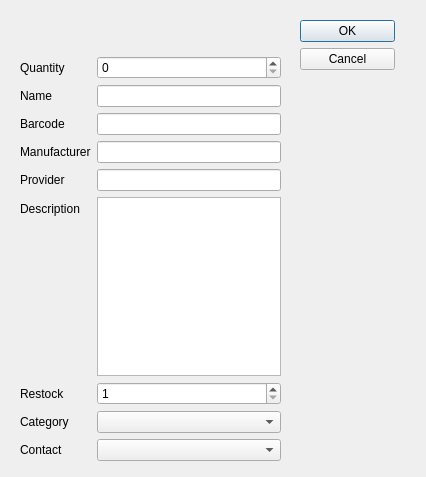
Qt form application/QtSquid/QtSquid/Creation.ui (TrueAbastien/StageQApp) before a commit.
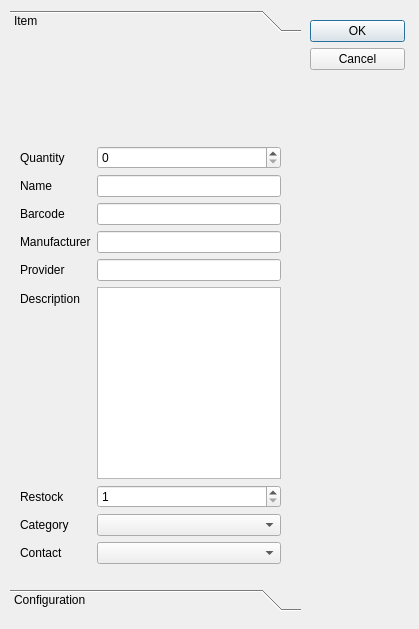
The same form after that commit. The open tabs and pages were chosen to show the change.

Commit message: Creation Page System

Patch:
```diff
--- a/application/QtSquid/QtSquid/Creation.ui
+++ b/application/QtSquid/QtSquid/Creation.ui
@@ -6,8 +6,8 @@
    <rect>
     <x>0</x>
     <y>0</y>
-    <width>426</width>
-    <height>477</height>
+    <width>419</width>
+    <height>629</height>
    </rect>
   </property>
   <property name="windowTitle">
@@ -16,13 +16,13 @@
   <widget class="QWidget" name="layoutWidget">
    <property name="geometry">
     <rect>
-     <x>300</x>
+     <x>310</x>
      <y>20</y>
      <width>95</width>
      <height>106</height>
     </rect>
    </property>
-   <layout class="QVBoxLayout" name="VLayout_1">
+   <layout class="QVBoxLayout" name="VLayout_0">
     <property name="spacing">
      <number>6</number>
     </property>
@@ -67,18 +67,42 @@
     </item>
    </layout>
   </widget>
-  <widget class="QWidget" name="verticalLayoutWidget">
+  <widget class="QToolBox" name="pagination">
    <property name="geometry">
     <rect>
-     <x>20</x>
+     <x>10</x>
      <y>10</y>
+     <width>291</width>
+     <height>601</height>
+    </rect>
+   </property>
+   <property name="currentIndex">
+    <number>1</number>
+   </property>
+   <widget class="QWidget" name="Item">
+    <property name="geometry">
+     <rect>
+      <x>0</x>
+      <y>0</y>
+      <width>291</width>
+      <height>539</height>
+     </rect>
+    </property>
+    <attribute name="label">
+     <string>Item</string>
+    </attribute>
+    <widget class="QWidget" name="verticalLayoutWidget">
+     <property name="geometry">
+      <rect>
+       <x>10</x>
+       <y>0</y>
      <width>261</width>
-     <height>451</height>
-    </rect>
-   </property>
-   <layout class="QVBoxLayout" name="VLayout_2">
+       <height>526</height>
+      </rect>
+     </property>
+     <layout class="QVBoxLayout" name="VLayout_1">
     <item>
-     <widget class="QLabel" name="outputLabel">
+       <widget class="QLabel" name="item_outputLabel">
       <property name="text">
        <string>&lt;html&gt;&lt;head/&gt;&lt;body&gt;&lt;p&gt;&lt;span style=&quot; font-weight:600; color:#c5220d;&quot;&gt;&lt;/span&gt;&lt;/p&gt;&lt;/body&gt;&lt;/html&gt;</string>
       </property>
@@ -98,104 +122,119 @@
      </spacer>
     </item>
     <item>
-     <layout class="QFormLayout" name="FLayout_2_1">
+       <layout class="QFormLayout" name="FLayout_1_1">
+        <item row="1" column="0">
+         <widget class="QLabel" name="item_form_quantityLabel">
+          <property name="text">
+           <string>Quantity</string>
+          </property>
+         </widget>
+        </item>
+        <item row="1" column="1">
+         <widget class="QSpinBox" name="item_form_quantitySpinbox"/>
+        </item>
       <item row="2" column="0">
-       <widget class="QLabel" name="form_nameLabel">
+         <widget class="QLabel" name="item_form_nameLabel">
         <property name="text">
          <string>Name</string>
         </property>
        </widget>
       </item>
+        <item row="2" column="1">
+         <widget class="QLineEdit" name="item_form_nameEdit"/>
+        </item>
       <item row="3" column="0">
-       <widget class="QLabel" name="form_barcodeLabel">
+         <widget class="QLabel" name="item_form_barcodeLabel">
         <property name="text">
          <string>Barcode</string>
         </property>
        </widget>
       </item>
+        <item row="3" column="1">
+         <widget class="QLineEdit" name="item_form_barcodeEdit"/>
+        </item>
       <item row="4" column="0">
-       <widget class="QLabel" name="form_manufacturerLabel">
+         <widget class="QLabel" name="item_form_manufacturerLabel">
         <property name="text">
          <string>Manufacturer</string>
         </property>
        </widget>
       </item>
+        <item row="4" column="1">
+         <widget class="QLineEdit" name="item_form_manufacturerEdit"/>
+        </item>
       <item row="5" column="0">
-       <widget class="QLabel" name="form_providerLabel">
+         <widget class="QLabel" name="item_form_providerLabel">
         <property name="text">
          <string>Provider</string>
         </property>
        </widget>
       </item>
+        <item row="5" column="1">
+         <widget class="QLineEdit" name="item_form_providerEdit"/>
+        </item>
       <item row="6" column="0">
-       <widget class="QLabel" name="form_descriptionLabel">
+         <widget class="QLabel" name="item_form_descriptionLabel">
         <property name="text">
          <string>Description</string>
         </property>
        </widget>
       </item>
+        <item row="6" column="1">
+         <widget class="QTextEdit" name="item_form_descriptionEdit"/>
+        </item>
       <item row="7" column="0">
-       <widget class="QLabel" name="form_restockLabel">
+         <widget class="QLabel" name="item_form_restockLabel">
         <property name="text">
          <string>Restock</string>
         </property>
        </widget>
       </item>
+        <item row="7" column="1">
+         <widget class="QSpinBox" name="item_form_restockSpinbox">
+          <property name="minimum">
+           <number>1</number>
+          </property>
+         </widget>
+        </item>
       <item row="8" column="0">
-       <widget class="QLabel" name="form_categoryLabel">
+         <widget class="QLabel" name="item_form_categoryLabel">
         <property name="text">
          <string>Category</string>
         </property>
        </widget>
       </item>
+        <item row="8" column="1">
+         <widget class="QComboBox" name="item_form_categoryCB"/>
+        </item>
       <item row="9" column="0">
-       <widget class="QLabel" name="form_contactLabel">
+         <widget class="QLabel" name="item_form_contactLabel">
         <property name="text">
          <string>Contact</string>
         </property>
        </widget>
       </item>
-      <item row="2" column="1">
-       <widget class="QLineEdit" name="form_nameEdit"/>
-      </item>
-      <item row="3" column="1">
-       <widget class="QLineEdit" name="form_barcodeEdit"/>
-      </item>
-      <item row="4" column="1">
-       <widget class="QLineEdit" name="form_manufacturerEdit"/>
-      </item>
-      <item row="5" column="1">
-       <widget class="QLineEdit" name="form_providerEdit"/>
-      </item>
-      <item row="6" column="1">
-       <widget class="QTextEdit" name="form_descriptionEdit"/>
-      </item>
-      <item row="7" column="1">
-       <widget class="QSpinBox" name="form_restockSpinbox">
-        <property name="minimum">
-         <number>1</number>
-        </property>
-       </widget>
-      </item>
-      <item row="8" column="1">
-       <widget class="QComboBox" name="form_categoryCB"/>
-      </item>
       <item row="9" column="1">
-       <widget class="QComboBox" name="form_contactCB"/>
-      </item>
-      <item row="1" column="1">
-       <widget class="QSpinBox" name="form_quantitySpinbox"/>
+         <widget class="QComboBox" name="item_form_contactCB"/>
+        </item>
+       </layout>
       </item>
-      <item row="1" column="0">
-       <widget class="QLabel" name="form_quantityLabel">
-        <property name="text">
-         <string>Quantity</string>
-        </property>
-       </widget>
-      </item>
-     </layout>
-    </item>
-   </layout>
+     </layout>
+    </widget>
+   </widget>
+   <widget class="QWidget" name="Configuration">
+    <property name="geometry">
+     <rect>
+      <x>0</x>
+      <y>0</y>
+      <width>291</width>
+      <height>539</height>
+     </rect>
+    </property>
+    <attribute name="label">
+     <string>Configuration</string>
+    </attribute>
+   </widget>
   </widget>
  </widget>
  <resources/>
```
Lines whose indentation alone changed are shown as unchanged. The commit also changes 46 other files.
